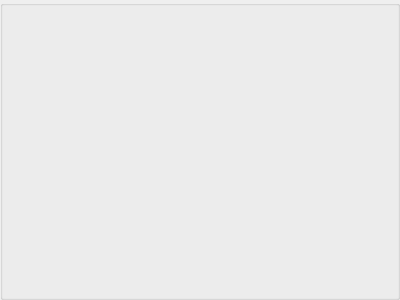
Qt form beammap_gui/colormapcontrol.ui (Jerry-Ma/macana2) before a commit.
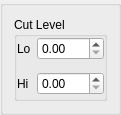
The same form after that commit. Custom widgets are drawn as their Qt base class.

```diff
--- a/beammap_gui/colormapcontrol.ui
+++ b/beammap_gui/colormapcontrol.ui
@@ -5,12 +5,85 @@
    <rect>
     <x>0</x>
     <y>0</y>
-    <width>400</width>
-    <height>300</height>
+    <width>121</width>
+    <height>115</height>
    </rect>
   </property>
-  <property name="windowTitle">
-   <string>GroupBox</string>
-  </property>
+  <layout class="QVBoxLayout">
+   <item>
+    <widget class="QGroupBox" name="cutLevelGroupBox">
+     <property name="title">
+      <string>Cut Level</string>
+     </property>
+     <layout class="QFormLayout" name="formLayout">
+      <property name="leftMargin">
+       <number>0</number>
+      </property>
+      <property name="topMargin">
+       <number>0</number>
+      </property>
+      <property name="rightMargin">
+       <number>0</number>
+      </property>
+      <property name="bottomMargin">
+       <number>0</number>
+      </property>
+      <item row="0" column="0">
+       <widget class="QLabel" name="lowerCutLevelLabel">
+        <property name="text">
+         <string>Lo</string>
+        </property>
+        <property name="buddy">
+         <cstring>lowerCutLevelSpinBox</cstring>
+        </property>
+       </widget>
+      </item>
+      <item row="2" column="0">
+       <widget class="QLabel" name="upperCutLevelLabel">
+        <property name="text">
+         <string>Hi</string>
+        </property>
+        <property name="buddy">
+         <cstring>upperCutLevelSpinBox</cstring>
+        </property>
+       </widget>
+      </item>
+      <item row="1" column="0" colspan="2">
+       <widget class="DoubleRangeSlider" name="cutLevelSlider" native="true"/>
+      </item>
+      <item row="0" column="1">
+       <widget class="ScienceSpinBox" name="lowerCutLevelSpinBox"/>
+      </item>
+      <item row="2" column="1">
+       <widget class="ScienceSpinBox" name="upperCutLevelSpinBox"/>
+      </item>
+     </layout>
+    </widget>
+   </item>
+  </layout>
  </widget>
+ <customwidgets>
+  <customwidget>
+   <class>DoubleRangeSlider</class>
+   <extends>QWidget</extends>
+   <header>doublerangeslider.h</header>
+   <container>1</container>
+   <slots>
+    <signal>lowerValueChanged(double)</signal>
+    <signal>upperValueChanged(double)</signal>
+   </slots>
+  </customwidget>
+  <customwidget>
+   <class>ScienceSpinBox</class>
+   <extends>QDoubleSpinBox</extends>
+   <header>sciencespinbox.h</header>
+  </customwidget>
+ </customwidgets>
+ <resources/>
+ <connections/>
+ <slots>
+  <slot>setLowerCutLevel(double)</slot>
+  <slot>setUpperCutLevel(double)</slot>
+  <slot>updateWidgets()</slot>
+ </slots>
 </ui>
```
Left out of the diff: 5 changed lines with no effect on the pictures.
